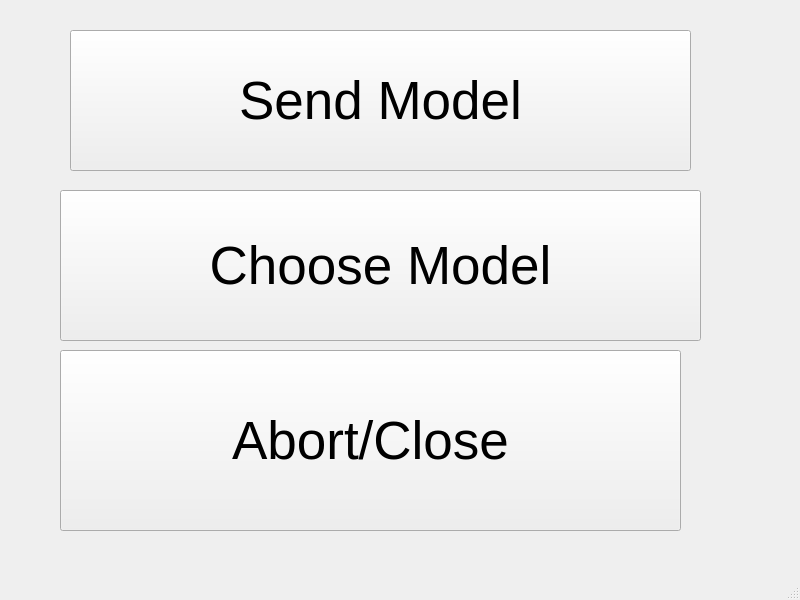
Qt form Greyform-linux-ros1/Python_Application/UI_Design/mainframe.ui (mokzhizhuan/GreyForm_UIs) before a commit.
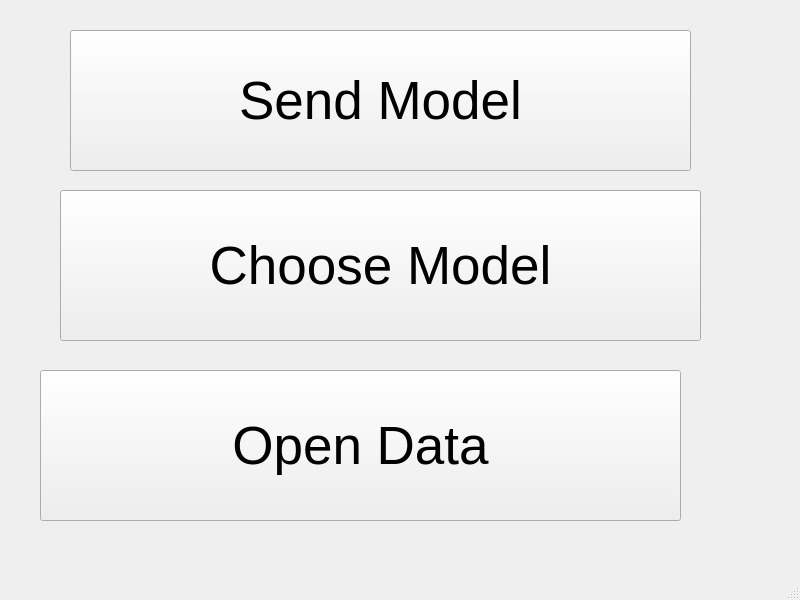
The same form after that commit. The open tabs and pages were chosen to show the change.

What changed in the file:
```diff
--- a/Greyform-linux-ros1/Python_Application/UI_Design/mainframe.ui
+++ b/Greyform-linux-ros1/Python_Application/UI_Design/mainframe.ui
@@ -433,30 +433,6 @@
        <string>Send Model</string>
       </property>
      </widget>
-     <widget class="QPushButton" name="CloseButton">
-      <property name="geometry">
-       <rect>
-        <x>60</x>
-        <y>350</y>
-        <width>621</width>
-        <height>181</height>
-       </rect>
-      </property>
-      <property name="sizePolicy">
-       <sizepolicy hsizetype="Minimum" vsizetype="MinimumExpanding">
-        <horstretch>0</horstretch>
-        <verstretch>0</verstretch>
-       </sizepolicy>
-      </property>
-      <property name="font">
-       <font>
-        <pointsize>40</pointsize>
-       </font>
-      </property>
-      <property name="text">
-       <string>Abort/Close</string>
-      </property>
-     </widget>
      <widget class="QPushButton" name="ChooseButton">
       <property name="geometry">
        <rect>
@@ -481,6 +457,30 @@
        <string>Choose Model</string>
       </property>
      </widget>
+     <widget class="QPushButton" name="DataButton">
+      <property name="geometry">
+       <rect>
+        <x>40</x>
+        <y>370</y>
+        <width>641</width>
+        <height>151</height>
+       </rect>
+      </property>
+      <property name="sizePolicy">
+       <sizepolicy hsizetype="MinimumExpanding" vsizetype="Minimum">
+        <horstretch>0</horstretch>
+        <verstretch>0</verstretch>
+       </sizepolicy>
+      </property>
+      <property name="font">
+       <font>
+        <pointsize>40</pointsize>
+       </font>
+      </property>
+      <property name="text">
+       <string>Open Data</string>
+      </property>
+     </widget>
     </widget>
    </widget>
   </widget>
```
Left out of the diff: 96 changed lines with no effect on the pictures.
